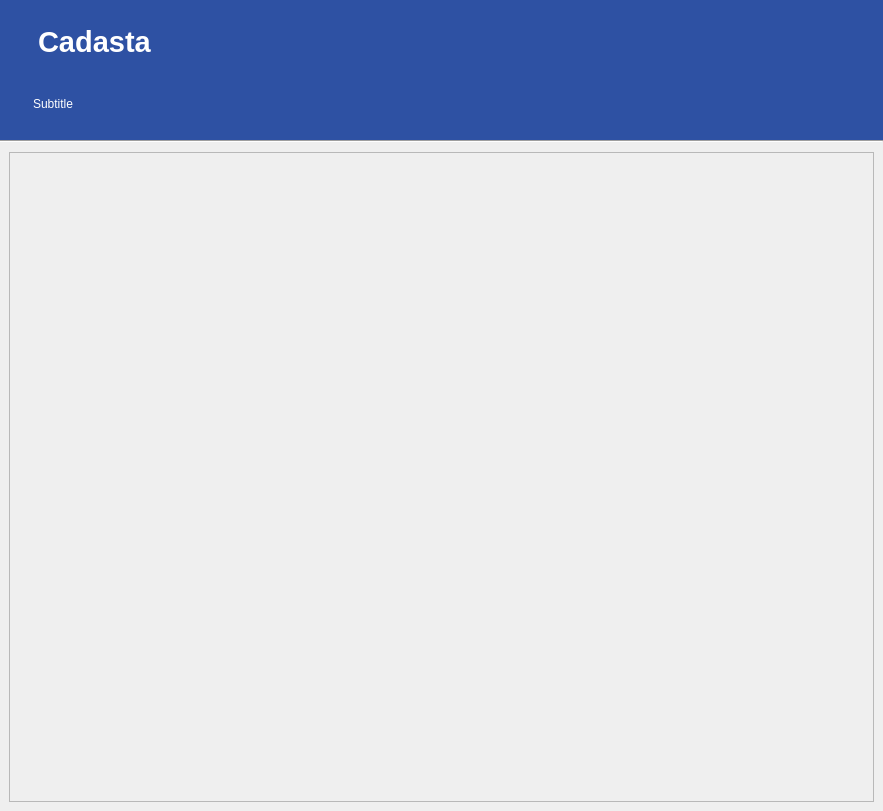
Old version of the form cadasta/gui/ui/dialog_base.ui in the repository Cadasta/cadasta-qgis-plugin.
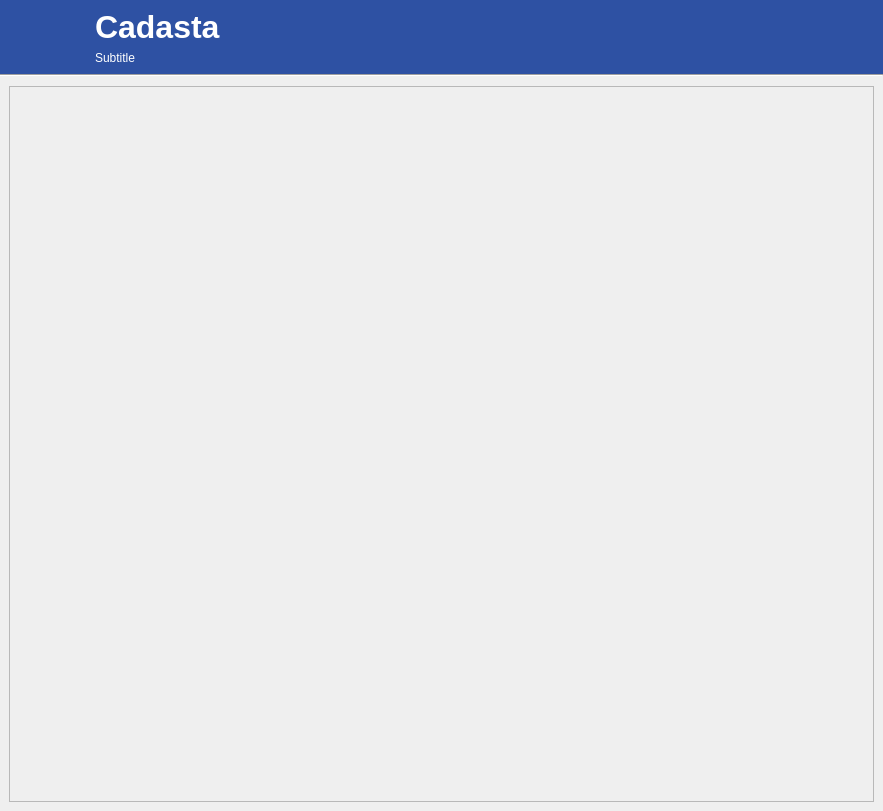
New version of the form. Icons and pictures are not drawn.

Commit message:
Add project details and add contacts button (#159)
* Add project details and add contacts button

* Fix header

* Tidy up header

* pep8

* Remove contacts menu

The edit to the form file:
```diff
--- a/cadasta/gui/ui/dialog_base.ui
+++ b/cadasta/gui/ui/dialog_base.ui
@@ -48,55 +48,19 @@
    <property name="verticalSpacing">
     <number>0</number>
    </property>
-   <item row="2" column="0">
-    <widget class="Line" name="line">
-     <property name="orientation">
-      <enum>Qt::Horizontal</enum>
-     </property>
-    </widget>
-   </item>
    <item row="0" column="0">
-    <widget class="QWidget" name="title_group" native="true">
-     <property name="minimumSize">
-      <size>
-       <width>0</width>
-       <height>140</height>
-      </size>
-     </property>
-     <property name="maximumSize">
-      <size>
-       <width>16777215</width>
-       <height>140</height>
-      </size>
-     </property>
-     <property name="autoFillBackground">
-      <bool>false</bool>
+    <widget class="QWidget" name="horizontalWidget" native="true">
+     <property name="sizePolicy">
+      <sizepolicy hsizetype="Expanding" vsizetype="Maximum">
+       <horstretch>0</horstretch>
+       <verstretch>0</verstretch>
+      </sizepolicy>
      </property>
      <property name="styleSheet">
-      <string notr="true">background: #2e51a3; padding: 5px;</string>
+      <string notr="true">background: #2e51a3</string>
      </property>
-     <layout class="QGridLayout" name="gridLayout_27">
-      <property name="leftMargin">
-       <number>0</number>
-      </property>
-      <property name="topMargin">
-       <number>0</number>
-      </property>
-      <property name="rightMargin">
-       <number>0</number>
-      </property>
-      <property name="bottomMargin">
-       <number>0</number>
-      </property>
-      <property name="verticalSpacing">
-       <number>0</number>
-      </property>
-      <item row="0" column="0">
-       <layout class="QGridLayout" name="gridLayout_12">
-        <property name="leftMargin">
-         <number>10</number>
-        </property>
-        <item row="0" column="0" rowspan="2">
+     <layout class="QHBoxLayout" name="horizontalLayout">
+      <item>
          <widget class="QLabel" name="label_main_icon">
           <property name="enabled">
            <bool>true</bool>
@@ -124,50 +88,49 @@
           </property>
          </widget>
         </item>
-        <item row="1" column="1" alignment="Qt::AlignVCenter">
-         <widget class="QLabel" name="label_subtitle">
-          <property name="styleSheet">
-           <string notr="true">color: #FFF;</string>
-          </property>
-          <property name="text">
-           <string>Subtitle</string>
-          </property>
-          <property name="alignment">
-           <set>Qt::AlignBottom|Qt::AlignLeading|Qt::AlignLeft</set>
-          </property>
-          <property name="margin">
-           <number>10</number>
-          </property>
-          <property name="indent">
-           <number>1</number>
-          </property>
-         </widget>
-        </item>
-        <item row="0" column="1">
+      <item>
+       <spacer name="horizontalSpacer">
+        <property name="orientation">
+         <enum>Qt::Horizontal</enum>
+        </property>
+        <property name="sizeType">
+         <enum>QSizePolicy::Maximum</enum>
+        </property>
+        <property name="sizeHint" stdset="0">
+         <size>
+          <width>20</width>
+          <height>20</height>
+         </size>
+        </property>
+       </spacer>
+      </item>
+      <item>
+       <layout class="QVBoxLayout" name="verticalLayout_2">
+        <item>
          <widget class="QLabel" name="label_main_title">
-          <property name="sizePolicy">
-           <sizepolicy hsizetype="Expanding" vsizetype="Preferred">
-            <horstretch>0</horstretch>
-            <verstretch>0</verstretch>
-           </sizepolicy>
-          </property>
           <property name="font">
            <font>
-            <pointsize>18</pointsize>
-            <weight>50</weight>
-            <italic>false</italic>
-            <bold>false</bold>
+            <pointsize>24</pointsize>
+            <weight>75</weight>
+            <bold>true</bold>
            </font>
           </property>
           <property name="styleSheet">
-           <string notr="true">font: 18pt; color: #fff;</string>
+           <string notr="true">color: #fff</string>
           </property>
           <property name="text">
-           <string>&lt;html&gt;&lt;head/&gt;&lt;body&gt;&lt;p&gt;&lt;span style=&quot; font-size:22pt; font-weight:600;&quot;&gt;Cadasta&lt;/span&gt;&lt;/p&gt;&lt;/body&gt;&lt;/html&gt;</string>
+           <string>Cadasta</string>
           </property>
-          <property name="alignment">
-           <set>Qt::AlignBottom|Qt::AlignLeading|Qt::AlignLeft</set>
+         </widget>
+        </item>
+        <item>
+         <widget class="QLabel" name="label_subtitle">
+          <property name="styleSheet">
+           <string notr="true">color: #fff</string>
           </property>
+          <property name="text">
+           <string>Subtitle</string>
+          </property>
          </widget>
         </item>
        </layout>
@@ -175,7 +138,7 @@
      </layout>
     </widget>
    </item>
-   <item row="3" column="0">
+   <item row="2" column="0">
     <widget class="QWidget" name="verticalWidget" native="true">
      <layout class="QVBoxLayout" name="verticalLayout_4">
       <property name="leftMargin">
@@ -217,6 +180,13 @@
      </layout>
     </widget>
    </item>
+   <item row="1" column="0">
+    <widget class="Line" name="line">
+     <property name="orientation">
+      <enum>Qt::Horizontal</enum>
+     </property>
+    </widget>
+   </item>
   </layout>
  </widget>
  <resources/>
```
Lines whose indentation alone changed are shown as unchanged. The commit also changes 4 other files.
